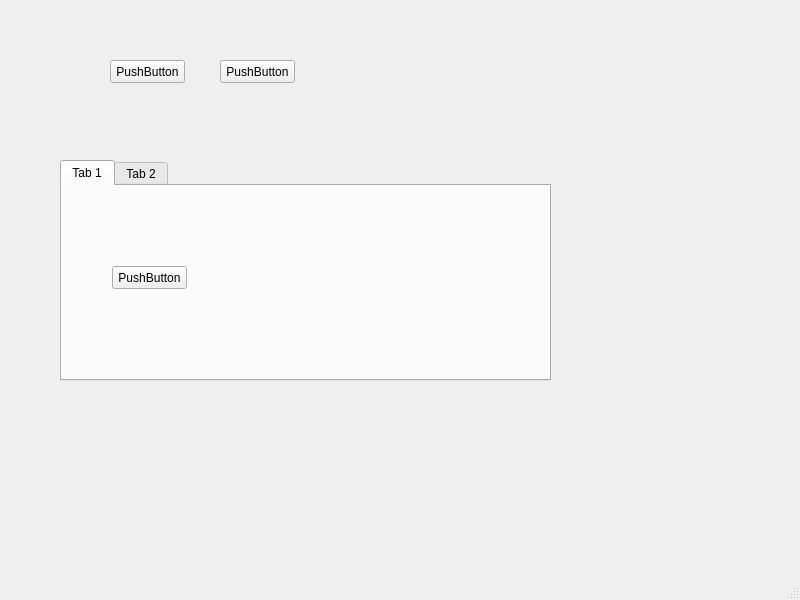
The window that mainwindow.ui (MrVBian/VoiceTest) describes before a commit, drawn with Qt 5.
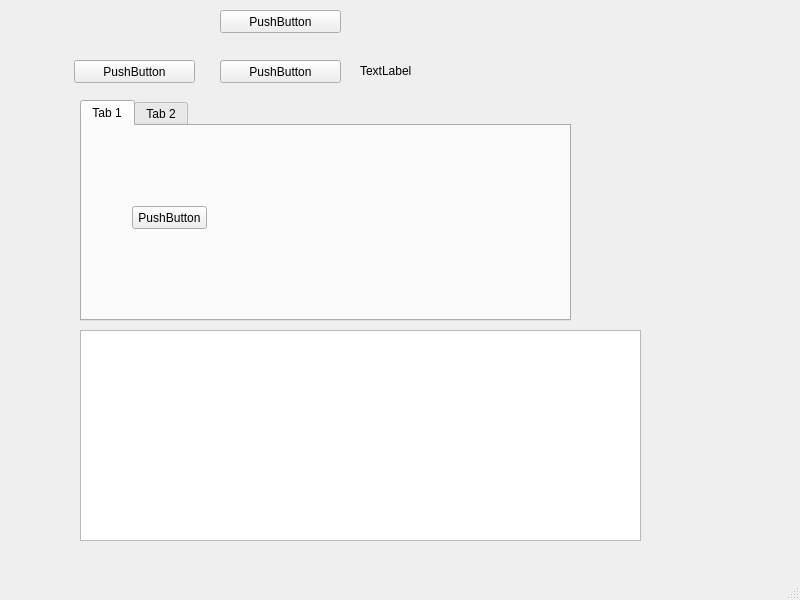
The same window after the commit.

```diff
--- a/mainwindow.ui
+++ b/mainwindow.ui
@@ -17,9 +17,9 @@
    <widget class="QPushButton" name="testBtn">
     <property name="geometry">
      <rect>
-      <x>110</x>
+      <x>74</x>
       <y>60</y>
-      <width>75</width>
+      <width>121</width>
       <height>23</height>
      </rect>
     </property>
@@ -30,8 +30,8 @@
    <widget class="QTabWidget" name="tabWidget">
     <property name="geometry">
      <rect>
-      <x>60</x>
-      <y>160</y>
+      <x>80</x>
+      <y>100</y>
       <width>491</width>
       <height>221</height>
      </rect>
@@ -81,7 +81,43 @@
      <rect>
       <x>220</x>
       <y>60</y>
-      <width>75</width>
+      <width>121</width>
+      <height>23</height>
+     </rect>
+    </property>
+    <property name="text">
+     <string>PushButton</string>
+    </property>
+   </widget>
+   <widget class="QTextEdit" name="textEdit">
+    <property name="geometry">
+     <rect>
+      <x>80</x>
+      <y>330</y>
+      <width>561</width>
+      <height>211</height>
+     </rect>
+    </property>
+   </widget>
+   <widget class="QLabel" name="label">
+    <property name="geometry">
+     <rect>
+      <x>360</x>
+      <y>60</y>
+      <width>111</width>
+      <height>21</height>
+     </rect>
+    </property>
+    <property name="text">
+     <string>TextLabel</string>
+    </property>
+   </widget>
+   <widget class="QPushButton" name="testBtn3">
+    <property name="geometry">
+     <rect>
+      <x>220</x>
+      <y>10</y>
+      <width>121</width>
       <height>23</height>
      </rect>
     </property>
```
